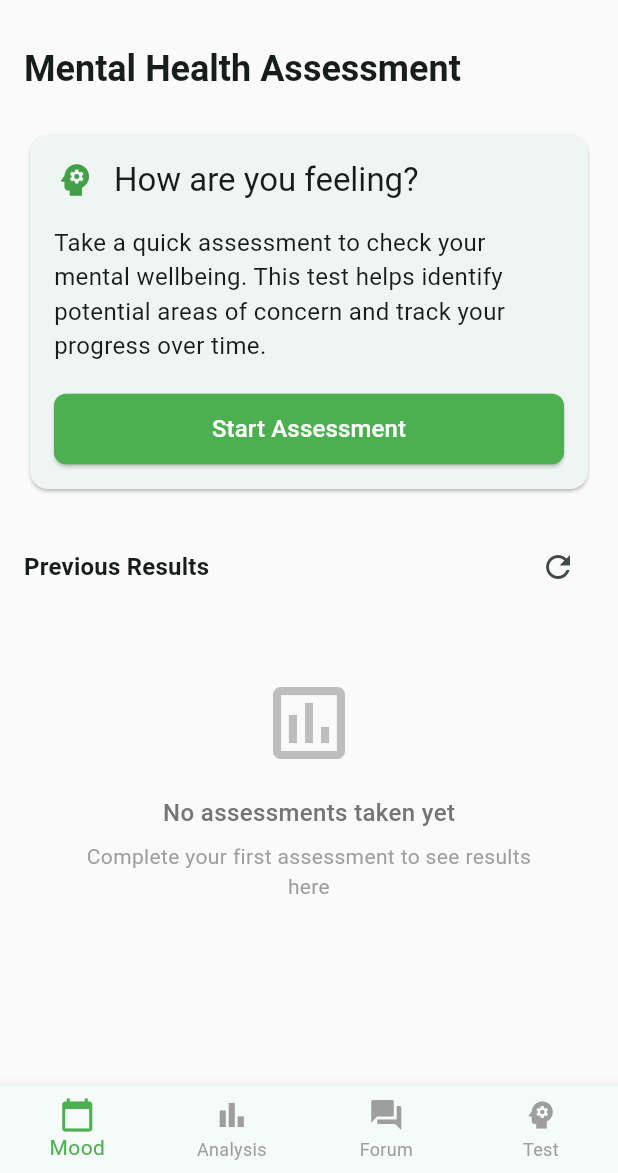
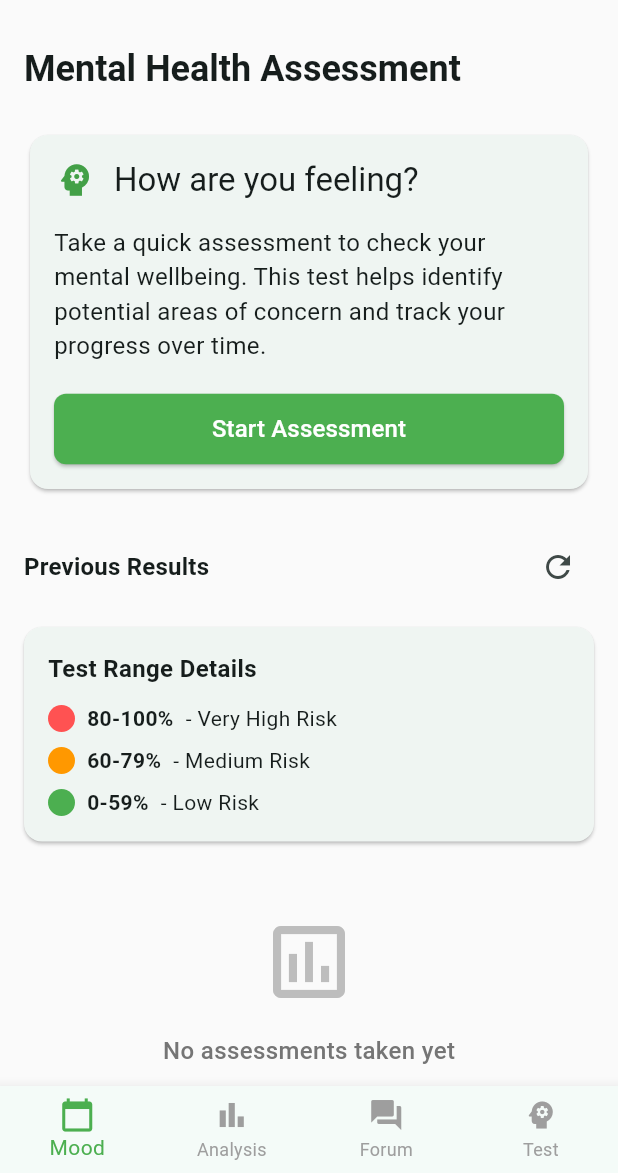
Before and after one commit to lewshubei/mobileApplication, a Flutter app: the screen it shows once a user with an empty profile is signed in, swiped to page 4, on a phone screen of 412 x 824 dp, the part 63-1236 px from its top. Run offline on Flutter 3.47's test engine with Material 3 defaults, Android fonts, the phone set to English and light mode, and no system bars; our stand-ins replace cloud_firestore, file_picker, firebase_auth, firebase_core, fl_chart, flutter_dotenv and 2 more; accounts and stored records are empty; Roboto replaces fonts that are missing (Poppins).

Commit message:
Add on the test range

```diff
--- a/lib/screens/home_screen.dart
+++ b/lib/screens/home_screen.dart
@@ -1234,6 +1234,54 @@ class _HomeScreenState extends State<HomeScreen> {
             ),
             const SizedBox(height: 16),
 
+            // Test Range Details Legend
+            Card(
+              margin: const EdgeInsets.only(bottom: 16),
+              shape: RoundedRectangleBorder(borderRadius: BorderRadius.circular(12)),
+              child: Padding(
+                padding: const EdgeInsets.all(16.0),
+                child: Column(
+                  crossAxisAlignment: CrossAxisAlignment.start,
+                  children: [
+                    const Text(
+                      'Test Range Details',
+                      style: TextStyle(fontWeight: FontWeight.bold, fontSize: 16),
+                    ),
+                    const SizedBox(height: 12),
+                    Row(
+                      children: [
+                        Container(width: 18, height: 18, decoration: BoxDecoration(color: Colors.redAccent, shape: BoxShape.circle)),
+                        const SizedBox(width: 8),
+                        const Text('80-100%', style: TextStyle(fontWeight: FontWeight.bold)),
+                        const SizedBox(width: 8),
+                        const Text('- Very High Risk'),
+                      ],
+                    ),
+                    const SizedBox(height: 8),
+                    Row(
+                      children: [
+                        Container(width: 18, height: 18, decoration: BoxDecoration(color: Colors.orange, shape: BoxShape.circle)),
+                        const SizedBox(width: 8),
+                        const Text('60-79%', style: TextStyle(fontWeight: FontWeight.bold)),
+                        const SizedBox(width: 8),
+                        const Text('- Medium Risk'),
+                      ],
+                    ),
+                    const SizedBox(height: 8),
+                    Row(
+                      children: [
+                        Container(width: 18, height: 18, decoration: BoxDecoration(color: Colors.green, shape: BoxShape.circle)),
+                        const SizedBox(width: 8),
+                        const Text('0-59%', style: TextStyle(fontWeight: FontWeight.bold)),
+                        const SizedBox(width: 8),
+                        const Text('- Low Risk'),
+                      ],
+                    ),
+                  ],
+                ),
+              ),
+            ),
+
             FutureBuilder<List<QueryDocumentSnapshot>>(
               future: _getUserAssessments(),
               builder: (context, snapshot) {
```
